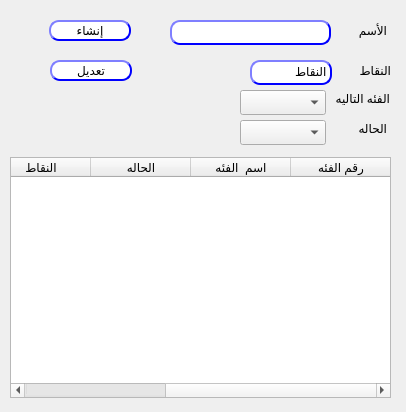
First picture: the form in presentation/loyalty_ui/createModifyCustTp.ui, repository shymaa123456/HyperPOS2020, before the edit.
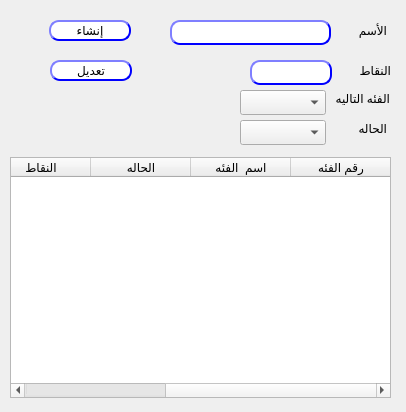
Second picture: the form after the edit.

The edit to the form file:
```diff
--- a/presentation/loyalty_ui/createModifyCustTp.ui
+++ b/presentation/loyalty_ui/createModifyCustTp.ui
@@ -229,7 +229,7 @@
                                     </string>
    </property>
    <property name="text">
-    <string>النقاط</string>
+    <string/>
    </property>
   </widget>
   <widget class="QLabel" name="desc_2">
```
